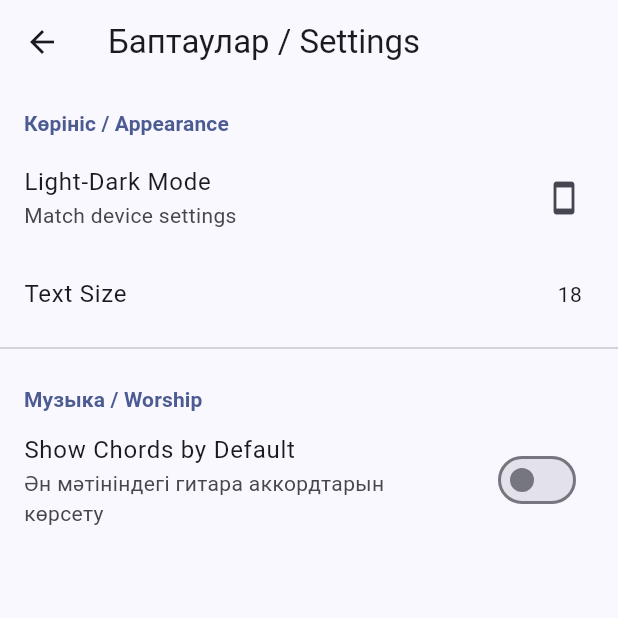
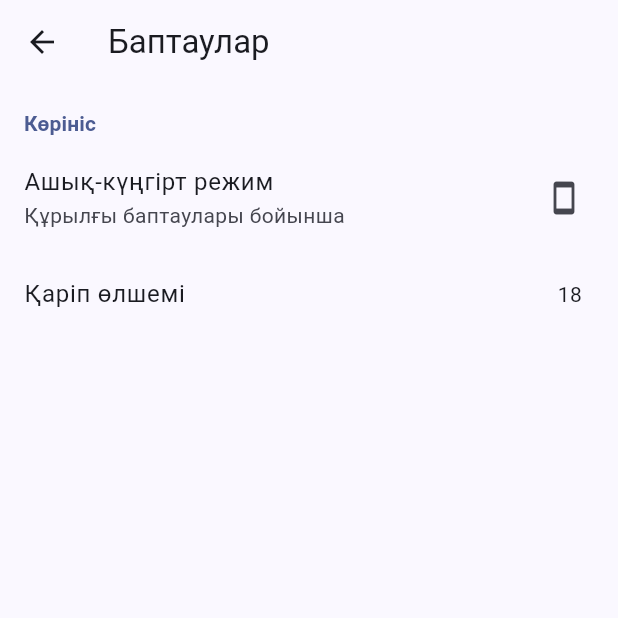
Before and after one commit to ethnosdev/kazakh_worship, a Flutter app: the screen it shows after launch, in the side drawer, after a tap on "Баптаулар", on a phone screen of 412 x 824 dp, the top half of it. Run offline on Flutter 3.47's test engine with Material 3 defaults, Android fonts, the light colour scheme and no system bars; our stand-ins replace get_it, shared_preferences; missing offline and left inert: flutter_chord.

Commit message:
minor edits

```diff
--- a/lib/home/home_page.dart
+++ b/lib/home/home_page.dart
@@ -5,7 +5,6 @@ import 'package:kazakh_worship/models/song.dart';
 import 'package:kazakh_worship/prayers/prayers_page.dart';
 import 'package:kazakh_worship/settings/settings_page.dart';
 import 'package:kazakh_worship/song/song_page.dart';
-import 'package:kazakh_worship/song/widgets/jump_to_song_dialog.dart';
 
 class HomePage extends StatefulWidget {
   const HomePage({super.key});
@@ -44,7 +43,7 @@ class _HomePageState extends State<HomePage> {
               Padding(
                 padding: const EdgeInsets.all(16.0),
                 child: Text(
-                  'Тақырыптарды таңдау / Choose Category',
+                  'Тақырыптарды таңдау',
                   style: Theme.of(context).textTheme.titleMedium?.copyWith(
                         fontWeight: FontWeight.bold,
                       ),
@@ -58,7 +57,7 @@ class _HomePageState extends State<HomePage> {
                     if (index == 0) {
                       return ListTile(
                         leading: const Icon(Icons.all_inclusive),
-                        title: const Text('Барлық тақырыптар (All)'),
+                        title: const Text('Барлық тақырыптар'),
                         onTap: () {
                           manager.setFilter('all');
                           Navigator.pop(context);
@@ -69,11 +68,6 @@ class _HomePageState extends State<HomePage> {
                     return ListTile(
                       leading: const Icon(Icons.bookmark_border),
                       title: Text(cat.name),
-                      subtitle: Text(
-                        cat.scriptureVerse,
-                        maxLines: 1,
-                        overflow: TextOverflow.ellipsis,
-                      ),
                       onTap: () {
                         manager.setFilter(cat.name);
                         Navigator.pop(context);
@@ -111,27 +105,6 @@ class _HomePageState extends State<HomePage> {
               );
             },
           ),
-          IconButton(
-            icon: const Icon(Icons.tag),
-            tooltip: 'Ән нөміріне өту',
-            onPressed: () {
-              final navigator = Navigator.of(context);
-              JumpToSongDialog.show(
-                context,
-                maxSongNumber: 142,
-                onSongSelected: (number) async {
-                  final song = await manager.dataRepo.getSongByNumber(number);
-                  if (song != null && mounted) {
-                    navigator.push(
-                      MaterialPageRoute(
-                        builder: (context) => SongPage(song: song),
-                      ),
-                    );
-                  }
-                },
-              );
-            },
-          ),
         ],
       ),
       drawer: Drawer(
@@ -139,35 +112,17 @@ class _HomePageState extends State<HomePage> {
           padding: EdgeInsets.zero,
           children: [
             DrawerHeader(
-              decoration: BoxDecoration(
-                color: Theme.of(context).colorScheme.primaryContainer,
-              ),
-              child: Column(
-                crossAxisAlignment: CrossAxisAlignment.start,
-                mainAxisAlignment: MainAxisAlignment.end,
-                children: [
-                  Icon(
-                    Icons.menu_book,
-                    size: 38,
-                    color: Theme.of(context).colorScheme.onPrimaryContainer,
+              child: Center(
+                child: ColorFiltered(
+                  colorFilter: ColorFilter.mode(
+                    Theme.of(context).textTheme.titleMedium!.color!,
+                    BlendMode.srcIn,
                   ),
-                  const SizedBox(height: 12),
-                  Text(
-                    'Құдайға мадақ',
-                    style: TextStyle(
-                      fontSize: 20,
-                      fontWeight: FontWeight.bold,
-                      color: Theme.of(context).colorScheme.onPrimaryContainer,
-                    ),
+                  child: Image.asset(
+                    'assets/images/logo.png',
+                    fit: BoxFit.contain,
                   ),
-                  Text(
-                    'Рухани әндер мен дұғалар',
-                    style: TextStyle(
-                      fontSize: 13,
-                      color: Theme.of(context).colorScheme.onPrimaryContainer.withValues(alpha: 0.8),
-                    ),
-                  ),
-                ],
+                ),
               ),
             ),
             Padding(
@@ -175,7 +130,6 @@ class _HomePageState extends State<HomePage> {
               child: ListTile(
                 leading: const Icon(Icons.auto_stories),
                 title: const Text('Дұғалар', style: TextStyle(fontWeight: FontWeight.w600)),
-                subtitle: const Text('Сенім белгісі және жиналыс реттілігі'),
                 shape: RoundedRectangleBorder(borderRadius: BorderRadius.circular(12)),
                 onTap: () {
                   Navigator.pop(context);
@@ -193,7 +147,6 @@ class _HomePageState extends State<HomePage> {
               child: ListTile(
                 leading: const Icon(Icons.queue_music),
                 title: const Text('Гитара үйрену', style: TextStyle(fontWeight: FontWeight.w600)),
-                subtitle: const Text('Көктеу, шерту және ырғақ'),
                 shape: RoundedRectangleBorder(borderRadius: BorderRadius.circular(12)),
                 onTap: () {
                   Navigator.pop(context);
@@ -211,7 +164,6 @@ class _HomePageState extends State<HomePage> {
               child: ListTile(
                 leading: const Icon(Icons.settings),
                 title: const Text('Баптаулар', style: TextStyle(fontWeight: FontWeight.w600)),
-                subtitle: const Text('Қаріп өлшемі, тақырып / Settings'),
                 shape: RoundedRectangleBorder(borderRadius: BorderRadius.circular(12)),
                 onTap: () {
                   Navigator.pop(context);
@@ -360,18 +312,6 @@ class _HomePageState extends State<HomePage> {
                       song.title,
                       style: const TextStyle(fontWeight: FontWeight.w600),
                     ),
-                    subtitle: song.category.isNotEmpty || song.meter.isNotEmpty
-                        ? Text(
-                            [
-                              if (song.category.isNotEmpty) song.category,
-                              if (song.meter.isNotEmpty) song.meter,
-                            ].join(' • '),
-                            style: TextStyle(
-                              fontSize: 12,
-                              color: Theme.of(context).colorScheme.onSurfaceVariant,
-                            ),
-                          )
-                        : null,
                     trailing: const Icon(Icons.chevron_right, size: 20),
                     onTap: () {
                       Navigator.push(
--- a/lib/settings/settings_page.dart
+++ b/lib/settings/settings_page.dart
@@ -18,7 +18,7 @@ class _SettingsPageState extends State<SettingsPage> {
   Widget build(BuildContext context) {
     return Scaffold(
       appBar: AppBar(
-        title: const Text('Баптаулар / Settings'),
+        title: const Text('Баптаулар'),
       ),
       body: SafeArea(
         top: false,
@@ -26,7 +26,6 @@ class _SettingsPageState extends State<SettingsPage> {
           listenable: Listenable.merge([
             themeManager.themeModeNotifier,
             userSettings.fontSizeNotifier,
-            userSettings.showChordsNotifier,
           ]),
           builder: (context, _) {
             final themeMode = themeManager.themeMode;
@@ -37,7 +36,7 @@ class _SettingsPageState extends State<SettingsPage> {
                 Padding(
                   padding: const EdgeInsets.fromLTRB(16, 16, 16, 4),
                   child: Text(
-                    'Көрініс / Appearance',
+                    'Көрініс',
                     style: Theme.of(context).textTheme.titleSmall?.copyWith(
                           color: Theme.of(context).colorScheme.primary,
                           fontWeight: FontWeight.bold,
@@ -45,13 +44,13 @@ class _SettingsPageState extends State<SettingsPage> {
                   ),
                 ),
                 ListTile(
-                  title: const Text('Light-Dark Mode'),
+                  title: const Text('Ашық-күңгірт режим'),
                   subtitle: Text(
                     themeMode == ThemeMode.light
-                        ? 'Light'
+                        ? 'Ашық'
                         : themeMode == ThemeMode.dark
-                            ? 'Dark'
-                            : 'Match device settings',
+                            ? 'Күңгірт'
+                            : 'Құрылғы баптаулары бойынша',
                   ),
                   trailing: Icon(
                     themeMode == ThemeMode.light
@@ -90,7 +89,7 @@ class _SettingsPageState extends State<SettingsPage> {
                                   children: [
                                     Icon(Icons.light_mode),
                                     SizedBox(height: 4),
-                                    Text('Light'),
+                                    Text('Ашық'),
                                   ],
                                 ),
                               ),
@@ -104,7 +103,7 @@ class _SettingsPageState extends State<SettingsPage> {
                                   children: [
                                     Icon(Icons.smartphone),
                                     SizedBox(height: 4),
-                                    Text('Device'),
+                                    Text('Құрылғы'),
                                   ],
                                 ),
                               ),
@@ -118,7 +117,7 @@ class _SettingsPageState extends State<SettingsPage> {
                                   children: [
                                     Icon(Icons.dark_mode),
                                     SizedBox(height: 4),
-                                    Text('Dark'),
+                                    Text('Күңгірт'),
                                   ],
                                 ),
                               ),
@@ -135,7 +134,7 @@ class _SettingsPageState extends State<SettingsPage> {
                   },
                 ),
                 ListTile(
-                  title: const Text('Text Size'),
+                  title: const Text('Қаріп өлшемі'),
                   trailing: Text(
                     '${fontSize.round()}',
                     style: Theme.of(context).textTheme.bodyMedium,
@@ -152,7 +151,7 @@ class _SettingsPageState extends State<SettingsPage> {
                               children: [
                                 const Spacer(),
                                 Text(
-                                  'Text Size',
+                                  'Қаріп өлшемі',
                                   style: TextStyle(fontSize: currentSize),
                                 ),
                                 const Spacer(),
@@ -180,25 +179,6 @@ class _SettingsPageState extends State<SettingsPage> {
                     );
                   },
                 ),
-                const Divider(),
-                Padding(
-                  padding: const EdgeInsets.fromLTRB(16, 16, 16, 4),
-                  child: Text(
-                    'Музыка / Worship',
-                    style: Theme.of(context).textTheme.titleSmall?.copyWith(
-                          color: Theme.of(context).colorScheme.primary,
-                          fontWeight: FontWeight.bold,
-                        ),
-                  ),
-                ),
-                SwitchListTile(
-                  title: const Text('Show Chords by Default'),
-                  subtitle: const Text('Ән мәтініндегі гитара аккордтарын көрсету'),
-                  value: userSettings.showChords,
-                  onChanged: (bool value) {
-                    userSettings.setShowChords(value);
-                  },
-                ),
               ],
             );
           },
--- a/pubspec.yaml
+++ b/pubspec.yaml
@@ -28,3 +28,4 @@ flutter:
     - assets/prayers/
     - assets/guitar/
     - assets/categories/
+    - assets/images/logo.png
```
Also changed, not shown: assets/prayers/repentance.txt (+4 -10 lines), lib/song/song_page.dart (+3 -39 lines), assets/images/logo.png (added), 2 other files.
